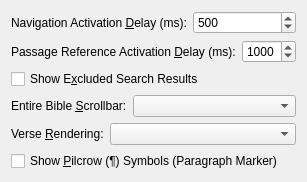
Old version of the form programs/KJVCanOpener/ConfigBrowserOptions.ui in the repository dewhisna/KingJamesPureBibleSearch.
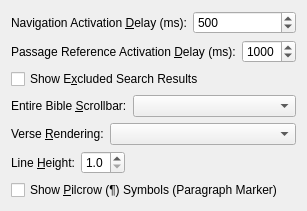
New version of the form. Custom widgets are drawn as their Qt base class.

Commit message: Added Scripture Browser LineHeight() option to allow the user to set the line-spacing in the Scripture Browser to anywhere from 1.0 to 2.0 (single to double spaced) in 10% increments. Added TextRenderOptions for the Book, Chapter, and Verse text setters in CPhraseNavigator to include TRO_ScriptureBrowser and TRO_SearchResults so that the caller can denote if the text should be formatted for ScriptureBrowser or SearchResults so that it knows when to use things like LineHeight(), etc. Updated all callers to the text rendering functions to set the rendering mode they are targetting.

Patch:
```diff
--- a/programs/KJVCanOpener/ConfigBrowserOptions.ui
+++ b/programs/KJVCanOpener/ConfigBrowserOptions.ui
@@ -27,8 +27,8 @@
   <property name="windowTitle">
    <string>Browser Options</string>
   </property>
-  <layout class="QGridLayout" name="gridLayout">
-   <item row="0" column="0">
+  <layout class="QVBoxLayout" name="verticalLayout">
+   <item>
     <layout class="QHBoxLayout" name="horizontalLayout">
      <item>
       <widget class="QLabel" name="lblBrowserNavigationActivationDelay">
@@ -58,7 +58,7 @@
      </item>
     </layout>
    </item>
-   <item row="1" column="0">
+   <item>
     <layout class="QHBoxLayout" name="horizontalLayout_2">
      <item>
       <widget class="QLabel" name="lblBrowserPassageReferenceActivationDelay">
@@ -88,14 +88,14 @@
      </item>
     </layout>
    </item>
-   <item row="2" column="0">
+   <item>
     <widget class="QCheckBox" name="checkBoxShowExcludedSearchResults">
      <property name="text">
       <string>Show E&amp;xcluded Search Results</string>
      </property>
     </widget>
    </item>
-   <item row="3" column="0">
+   <item>
     <layout class="QHBoxLayout" name="horizontalLayout_3">
      <item>
       <widget class="QLabel" name="lblChapterScrollbarMode">
@@ -119,7 +119,7 @@
      </item>
     </layout>
    </item>
-   <item row="4" column="0">
+   <item>
     <layout class="QHBoxLayout" name="horizontalLayout_4">
      <item>
       <widget class="QLabel" name="lblVerseRenderingMode">
@@ -143,7 +143,53 @@
      </item>
     </layout>
    </item>
-   <item row="5" column="0">
+   <item>
+    <layout class="QHBoxLayout" name="horizontalLayout_5">
+     <item>
+      <widget class="QLabel" name="lblLineHeight">
+       <property name="text">
+        <string>Line &amp;Height:</string>
+       </property>
+       <property name="buddy">
+        <cstring>spinBoxLineHeight</cstring>
+       </property>
+      </widget>
+     </item>
+     <item>
+      <widget class="CDoubleSpinBox" name="spinBoxLineHeight">
+       <property name="decimals">
+        <number>1</number>
+       </property>
+       <property name="minimum">
+        <double>1.000000000000000</double>
+       </property>
+       <property name="maximum">
+        <double>2.000000000000000</double>
+       </property>
+       <property name="singleStep">
+        <double>0.100000000000000</double>
+       </property>
+       <property name="value">
+        <double>1.000000000000000</double>
+       </property>
+      </widget>
+     </item>
+     <item>
+      <spacer name="horizontalSpacer">
+       <property name="orientation">
+        <enum>Qt::Horizontal</enum>
+       </property>
+       <property name="sizeHint" stdset="0">
+        <size>
+         <width>40</width>
+         <height>20</height>
+        </size>
+       </property>
+      </spacer>
+     </item>
+    </layout>
+   </item>
+   <item>
     <widget class="QCheckBox" name="checkBoxShowPilcrowMarkers">
      <property name="text">
       <string>Show &amp;Pilcrow (¶) Symbols (Paragraph Marker)</string>
@@ -158,6 +204,11 @@
    <extends>QSpinBox</extends>
    <header>SubControls.h</header>
   </customwidget>
+  <customwidget>
+   <class>CDoubleSpinBox</class>
+   <extends>QDoubleSpinBox</extends>
+   <header>SubControls.h</header>
+  </customwidget>
  </customwidgets>
  <tabstops>
   <tabstop>spinBrowserNavigationActivationDelay</tabstop>
```
Left out of the diff: 2 changed lines with no effect on the pictures. The commit also changes 13 other files.
